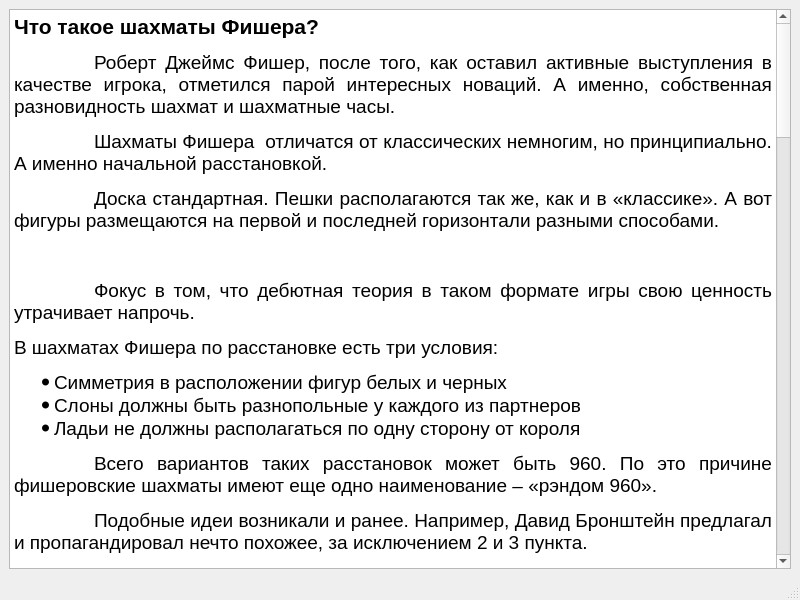
The window that guidewindow.ui (Hugo1174/Chess960) describes before a commit, drawn with Qt 5.
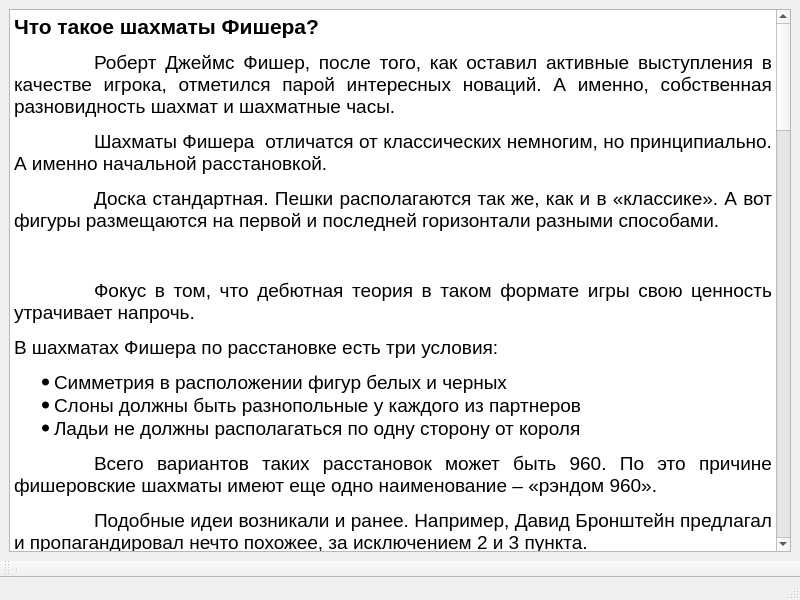
The same window after the commit. Icons and pictures are not drawn.

Patch:
```diff
--- a/guidewindow.ui
+++ b/guidewindow.ui
@@ -90,7 +90,20 @@
     </item>
    </layout>
   </widget>
-  <widget class="QMenuBar" name="menubar">
+  <widget class="QStatusBar" name="statusbar"/>
+  <widget class="QToolBar" name="toolBar">
+   <property name="windowTitle">
+    <string>toolBar</string>
+   </property>
+   <attribute name="toolBarArea">
+    <enum>BottomToolBarArea</enum>
+   </attribute>
+   <attribute name="toolBarBreak">
+    <bool>false</bool>
+   </attribute>
+   <addaction name="separator"/>
+  </widget>
+  <widget class="QMenuBar" name="menuBar">
    <property name="geometry">
     <rect>
      <x>0</x>
```
Left out of the diff: 1 changed line with no effect on the pictures.
